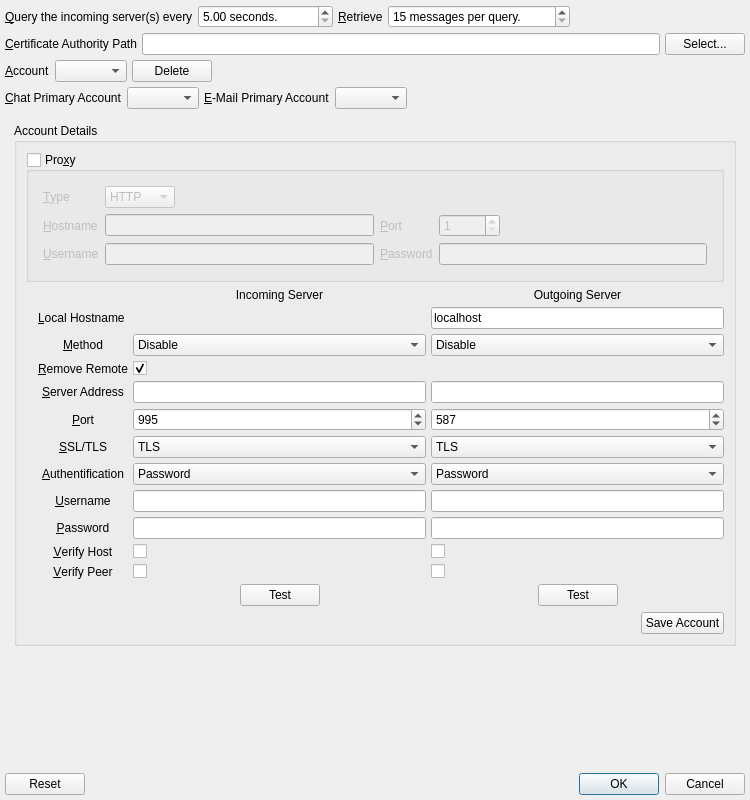
First picture: the form in branches/trunk/GoldBug-UI/spot-on-poptastic-retrophone-settings.ui, repository textbrowser/spot-on, before the edit.
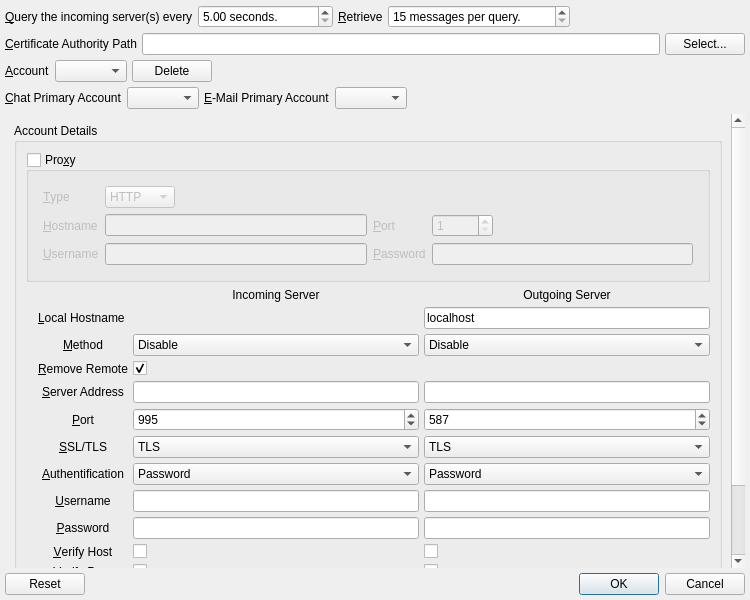
Second picture: the form after the edit. Icons and pictures are not drawn.

The edit to the form file:
```diff
--- a/branches/trunk/GoldBug-UI/spot-on-poptastic-retrophone-settings.ui
+++ b/branches/trunk/GoldBug-UI/spot-on-poptastic-retrophone-settings.ui
@@ -7,7 +7,7 @@
     <x>0</x>
     <y>0</y>
     <width>750</width>
-    <height>800</height>
+    <height>600</height>
    </rect>
   </property>
   <property name="windowTitle">
@@ -222,8 +222,8 @@
        <rect>
         <x>0</x>
         <y>0</y>
-        <width>720</width>
-        <height>670</height>
+        <width>724</width>
+        <height>667</height>
        </rect>
       </property>
       <layout class="QVBoxLayout" name="verticalLayout_3">
```
